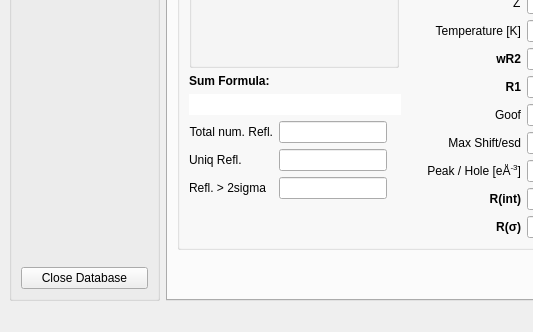
Before: the Qt Designer form gui/strf_main.ui in dkratzert/StructureFinder, drawn with Qt 5; both pictures show x 0 to 533 and y 379 to 711 of the 1128 by 711 pixel window.
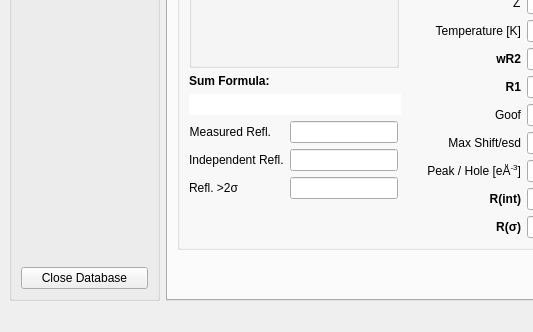
After: the same form once the commit is applied.

Diff of the .ui file:
```diff
--- a/gui/strf_main.ui
+++ b/gui/strf_main.ui
@@ -510,7 +510,7 @@
                  <item row="0" column="0">
                   <widget class="QLabel" name="reflTotalLabel">
                    <property name="text">
-                    <string>Total num. Refl.</string>
+                    <string>Measured Refl.</string>
                    </property>
                    <property name="alignment">
                     <set>Qt::AlignRight|Qt::AlignTrailing|Qt::AlignVCenter</set>
@@ -527,7 +527,7 @@
                  <item row="1" column="0">
                   <widget class="QLabel" name="uniqReflLabel">
                    <property name="text">
-                    <string>Uniq Refl.</string>
+                    <string>Independent Refl.</string>
                    </property>
                   </widget>
                  </item>
@@ -537,7 +537,7 @@
                  <item row="2" column="0">
                   <widget class="QLabel" name="refl2sigmaLabel">
                    <property name="text">
-                    <string>Refl. &gt; 2sigma</string>
+                    <string>&lt;html&gt;&lt;head/&gt;&lt;body&gt;&lt;p&gt;Refl. &amp;gt;2&amp;sigma;&lt;/p&gt;&lt;/body&gt;&lt;/html&gt;</string>
                    </property>
                   </widget>
                  </item>
```
